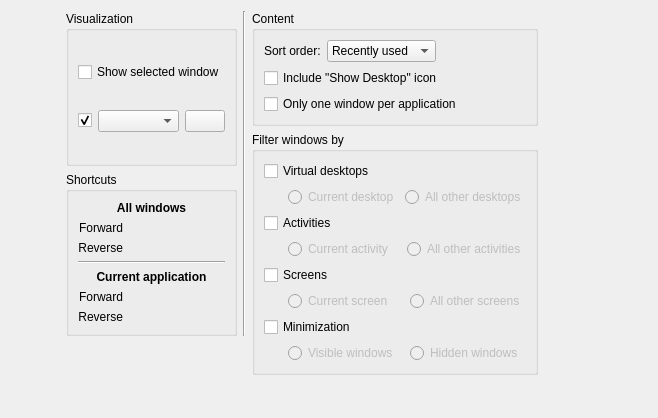
lfdevs/kwin, file src/kcmkwin/kwintabbox/main.ui: the form before one commit.
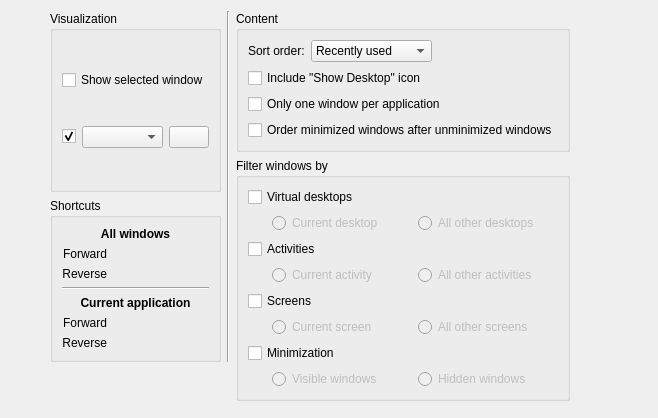
The form after the commit. Custom widgets are drawn as their Qt base class.

```diff
--- a/src/kcmkwin/kwintabbox/main.ui
+++ b/src/kcmkwin/kwintabbox/main.ui
@@ -72,6 +72,16 @@
           </property>
          </widget>
         </item>
+        <item row="4" column="0" colspan="3">
+         <widget class="QCheckBox" name="orderMinimized">
+          <property name="text">
+           <string>Order minimized windows after unminimized windows</string>
+          </property>
+          <property name="checked">
+           <bool>false</bool>
+          </property>
+         </widget>
+        </item>
         <item row="0" column="0">
          <widget class="QLabel" name="label_8">
           <property name="text">
```
